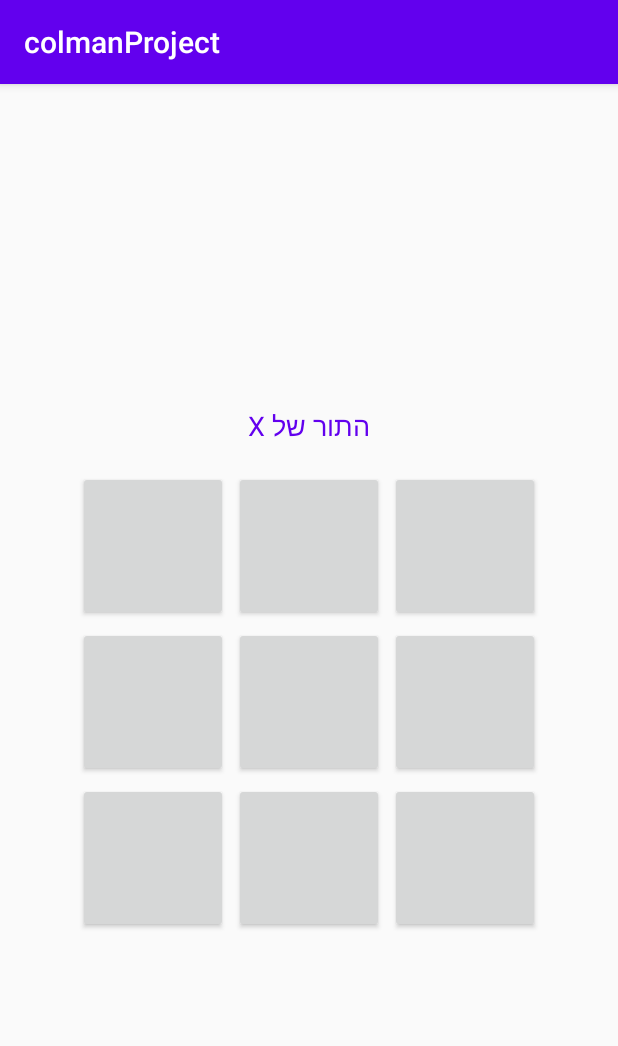
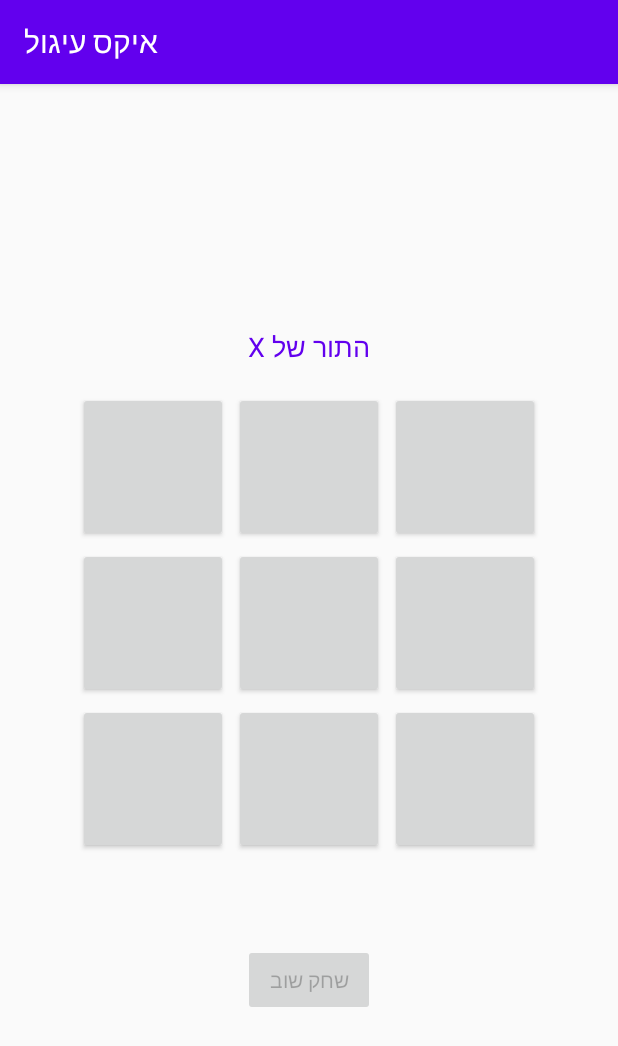
Before and after one commit to Cristina-mdr/mobile_tictactoe, an Android app: the screen it shows after launch (MainActivity), on a phone screen of 412 x 824 dp. Shown: the top 1046 px of the screen. Run offline under Robolectric (Android 15) with nearby library versions, the phone set to English and light mode, and no system bars.

Commit message:
added functions

```diff
--- a/app/src/main/java/com/example/colmanproject/MainActivity.kt
+++ b/app/src/main/java/com/example/colmanproject/MainActivity.kt
@@ -2,10 +2,99 @@ package com.example.colmanproject
 
 import androidx.appcompat.app.AppCompatActivity
 import android.os.Bundle
+import android.widget.Button
+import android.widget.TextView
 
 class MainActivity : AppCompatActivity() {
+    private lateinit var board: Array<Array<Button>>
+    private lateinit var playerTurnTextView: TextView
+    private lateinit var winnerMsgTextView: TextView
+    private lateinit var resetButton: Button
+
+    private var currentPlayer = "X"
+    private var movesCount = 0
+
     override fun onCreate(savedInstanceState: Bundle?) {
         super.onCreate(savedInstanceState)
         setContentView(R.layout.activity_main)
+
+        playerTurnTextView = findViewById<TextView>(R.id.playerTurn)
+        playerTurnTextView.text = "התור של $currentPlayer"
+
+        winnerMsgTextView = findViewById<TextView>(R.id.winnerMsg)
+        resetButton = findViewById<Button>(R.id.resetGame)
+
+        resetButton.isEnabled = false
+        resetButton.setOnClickListener { resetBoard() }
+
+        board = Array(3) { row ->
+            Array(3) { col ->
+                val buttonId = resources.getIdentifier("button_$row$col", "id", packageName)
+                findViewById<Button>(buttonId).apply {
+                    setOnClickListener { onCellClicked(this, row, col) }
+                }
+            }
+        }
+    }
+
+    private fun onCellClicked(button: Button, row: Int, col: Int) {
+        if (button.text.isNotEmpty()) return
+
+        button.text = currentPlayer
+        movesCount++
+
+        if (checkWinner()) {
+            winnerMsgTextView.text = "$currentPlayer ניצח!!! "
+            resetButton.isEnabled = true
+        } else if (movesCount == 9) {
+            winnerMsgTextView.text = "יש תיקו!"
+            resetButton.isEnabled = true
+        } else {
+            currentPlayer = if (currentPlayer == "X") "O" else "X"
+            playerTurnTextView.text = "התור של $currentPlayer"
+        }
+    }
+
+
+    private fun checkWinner(): Boolean {
+        for (i in 0..2) {
+            if (board[i][0].text == currentPlayer &&
+                board[i][1].text == currentPlayer &&
+                board[i][2].text == currentPlayer
+            ) return true
+        }
+
+        for (i in 0..2) {
+            if (board[0][i].text == currentPlayer &&
+                board[1][i].text == currentPlayer &&
+                board[2][i].text == currentPlayer
+            ) return true
+        }
+
+        if (board[0][0].text == currentPlayer &&
+            board[1][1].text == currentPlayer &&
+            board[2][2].text == currentPlayer
+        ) return true
+
+        if (board[0][2].text == currentPlayer &&
+            board[1][1].text == currentPlayer &&
+            board[2][0].text == currentPlayer
+        ) return true
+
+        return false
+    }
+
+    private fun resetBoard() {
+        for (i in 0..2) {
+            for (j in 0..2) {
+                board[i][j].text = ""
+            }
+        }
+
+        currentPlayer = "X"
+        playerTurnTextView.text = "התור של $currentPlayer"
+        winnerMsgTextView.text = ""
+        resetButton.isEnabled = false
+        movesCount = 0
     }
 }
--- a/app/src/main/res/layout/activity_main.xml
+++ b/app/src/main/res/layout/activity_main.xml
@@ -11,7 +11,6 @@
         android:id="@+id/playerTurn"
         android:layout_width="wrap_content"
         android:layout_height="wrap_content"
-        android:text="@string/xTurn"
         android:textSize="18sp"
         android:textColor="@color/colorPrimary"
         android:layout_margin="16dp" />
@@ -21,7 +20,9 @@
         android:layout_width="wrap_content"
         android:layout_height="wrap_content"
         android:rowCount="3"
-        android:columnCount="3">
+        android:columnCount="3"
+        android:layout_gravity="center">
+
 
         <Button
             android:id="@+id/button_00"
@@ -64,11 +65,22 @@
 
     </GridLayout>
 
-<!--    <Button-->
-<!--        android:id="@+id/resetButton"-->
-<!--        android:layout_width="wrap_content"-->
-<!--        android:layout_height="wrap_content"-->
-<!--        android:text="Reset Game"-->
-<!--        android:layout_marginTop="16dp" />-->
+    <TextView
+        android:id="@+id/winnerMsg"
+        android:layout_width="match_parent"
+        android:layout_height="wrap_content"
+        android:layout_marginTop="15dp"
+        android:textAlignment="center"
+        android:textDirection="rtl"
+        android:textSize="20sp"
+        android:textStyle="bold"
+        android:textColor="@color/colorPrimaryDark"/>
+
+        <Button
+        android:id="@+id/resetGame"
+        android:layout_width="wrap_content"
+        android:layout_height="wrap_content"
+        android:text="שחק שוב"
+        android:layout_marginTop="15dp" />
 
 </LinearLayout>
--- a/app/src/main/res/values/strings.xml
+++ b/app/src/main/res/values/strings.xml
@@ -1,4 +1,3 @@
 <resources>
-    <string name="app_name">colmanProject</string>
-    <string name="xTurn">התור של X</string>
+    <string name="app_name">איקס עיגול</string>
 </resources>
--- a/app/src/main/res/values/styles.xml
+++ b/app/src/main/res/values/styles.xml
@@ -12,6 +12,7 @@
         <item name="android:layout_width">100dp</item>
         <item name="android:layout_height">100dp</item>
         <item name="android:layout_margin">2dp</item>
+        <item name="android:layout_weight">1</item>
     </style>
 
 </resources>
```
